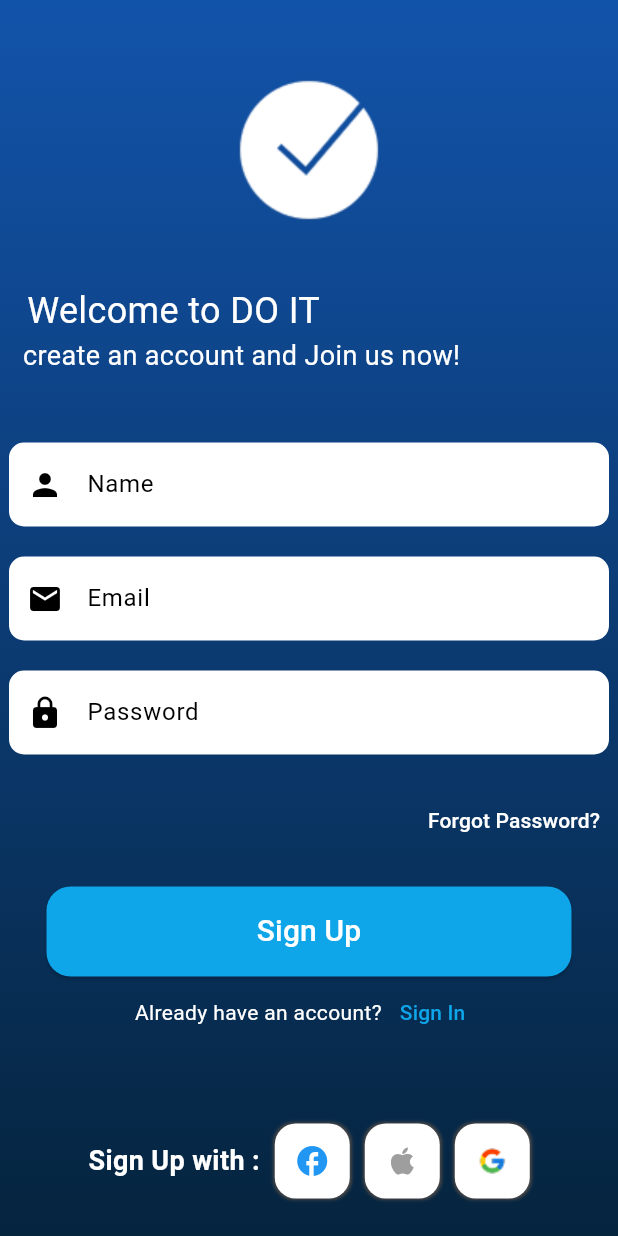
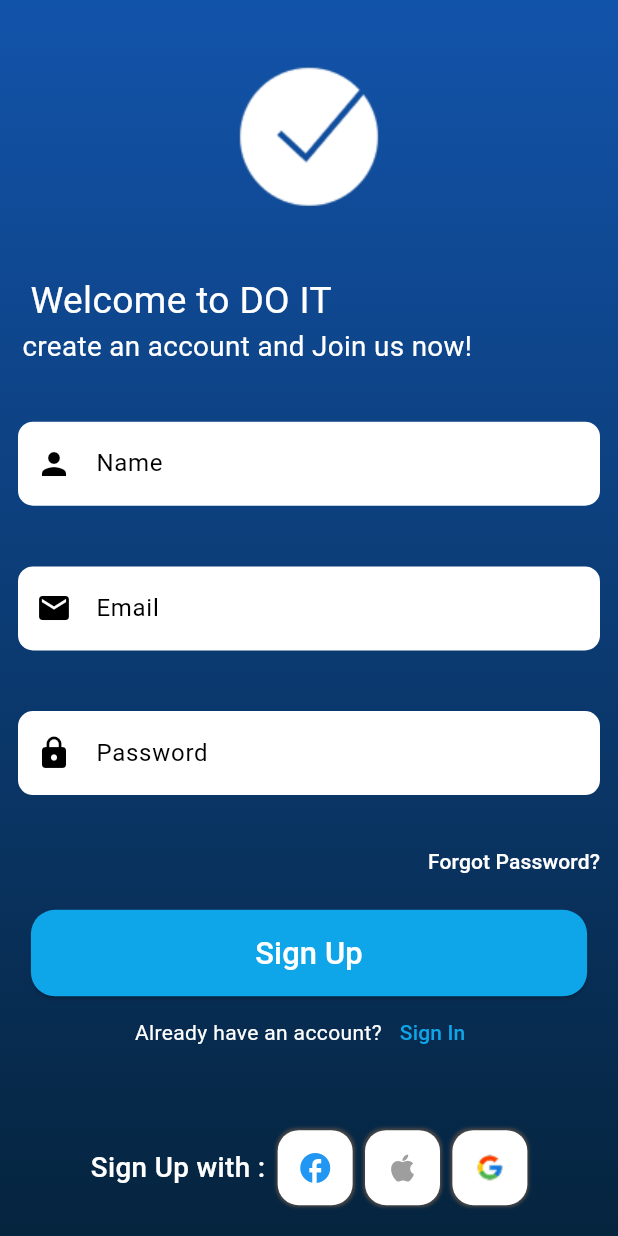
Before and after one commit to Adhamessam2/Todoapp, a Flutter app: the Loginscreen screen opened directly, after a tap on "Login", after a tap on "Sign Up", on a phone screen of 412 x 824 dp. Run offline on Flutter 3.47's test engine with Material 3 defaults, Android fonts, the phone set to English and light mode, and no system bars; our stand-ins replace firebase_core, smooth_page_indicator; accounts and stored records are empty.

Commit message:
adding responsive and adjustment in ui

```diff
--- a/lib/core/widegts/customform.dart
+++ b/lib/core/widegts/customform.dart
@@ -14,8 +14,11 @@ class Customtextformfield extends StatelessWidget {
   });
   @override
   Widget build(BuildContext context) {
-    return Container(
-      width: 400,
+    return Padding(
+      padding: const EdgeInsets.all(6.0),
+      child: Container(
+        margin: EdgeInsets.all(6),
+        width: 390,
         decoration: BoxDecoration(
           color: Colors.white,
           borderRadius: BorderRadius.circular(10),
@@ -33,6 +36,7 @@ class Customtextformfield extends StatelessWidget {
             ),
           ),
         ),
+      ),
     );
   }
 }
--- a/lib/features/auth/login/login.dart
+++ b/lib/features/auth/login/login.dart
@@ -18,6 +18,8 @@ class _LoginscreenState extends State<Loginscreen> {
 
   @override
   Widget build(BuildContext context) {
+    final screenSize = MediaQuery.of(context).size; // Get screen size
+
     return Scaffold(
       body: Container(
         width: double.infinity,
@@ -29,28 +31,39 @@ class _LoginscreenState extends State<Loginscreen> {
             end: Alignment.bottomCenter,
           ),
         ),
+        child: SafeArea(
+          child: SingleChildScrollView(
             child: Column(
               children: [
-            SizedBox(height: 50),
+                SizedBox(height: screenSize.height * 0.05),
                 Image.asset('assets/Checkmark.png'),
-            SizedBox(height: 40),
+                SizedBox(height: screenSize.height * 0.05),
+
+                // Welcome text
                 Padding(
-              padding: const EdgeInsets.only(right: 125),
+                  padding: EdgeInsets.only(right: screenSize.width * 0.2),
                   child: Column(
+                    crossAxisAlignment: CrossAxisAlignment.start,
                     children: [
                       Text(
                         ' Welcome Back to DO IT ',
-                    style: TextStyle(fontSize: 24, color: Colors.white),
+                        style: TextStyle(
+                          fontSize: screenSize.width * 0.06,
+                          color: Colors.white,
+                        ),
                       ),
                       Text(
-                    'Have an other productive day !',
-                    style: TextStyle(fontSize: 18, color: Colors.white),
+                        'Have another productive day!',
+                        style: TextStyle(
+                          fontSize: screenSize.width * 0.045,
+                          color: Colors.white,
+                        ),
                       ),
                     ],
                   ),
                 ),
-            SizedBox(height: 45),
 
+                SizedBox(height: screenSize.height * 0.03),
                 Form(
                   key: _formKey,
                   child: Column(
@@ -63,17 +76,13 @@ class _LoginscreenState extends State<Loginscreen> {
                           if (emailController.text.isEmpty) {
                             return 'Please enter your email';
                           }
-                      if (emailController.text.contains('@gmail.com') ==
-                          false) {
+                          if (!emailController.text.contains('@gmail.com')) {
                             return 'Please enter a valid email';
                           }
                           return null;
-                      // if( !RegExp(r'^[a-zA-Z0-9._%+-]+@[a-zA-Z0-9.-]+\.[a-zA-Z]{2,}$').hasMatch(value!)){
-                      //   return 'Please enter a valid email';
-                      // }
                         },
                       ),
-                  SizedBox(height: 20),
+                      SizedBox(height: screenSize.height * 0.02),
                       Customtextformfield(
                         label: 'Password',
                         icon: Icons.lock,
@@ -92,44 +101,50 @@ class _LoginscreenState extends State<Loginscreen> {
                   ),
                 ),
 
-            SizedBox(height: 20),
+                SizedBox(height: screenSize.height * 0.01),
                 Align(
                   alignment: Alignment.centerRight,
                   child: TextButton(
                     onPressed: () {},
-                child: Text(
+                    child: const Text(
                       'Forgot Password?',
                       style: TextStyle(color: Colors.white),
                     ),
                   ),
                 ),
-            SizedBox(height: 20),
+
+                SizedBox(height: screenSize.height * 0.02),
+
+                // Login button
                 ElevatedButton(
                   style: ElevatedButton.styleFrom(
                     backgroundColor: Appcolors.lightblue,
                     shape: RoundedRectangleBorder(
                       borderRadius: BorderRadius.circular(16),
                     ),
-                fixedSize: Size(350, 60),
+                    fixedSize: Size(
+                      screenSize.width * 0.9,
+                      screenSize.height * 0.07,
+                    ),
                   ),
                   onPressed: () {
                     if (_formKey.currentState!.validate()) {
-                  //  Navigator.pushReplacement(
-                  //   context,
-                  //   MaterialPageRoute(builder: (context) => homescreen()),
-                  // );
+                      // Navigate to home
                     }
                   },
                   child: Text(
                     'Login',
-                style: TextStyle(color: Colors.white, fontSize: 20),
+                    style: TextStyle(
+                      color: Colors.white,
+                      fontSize: screenSize.width * 0.05,
                     ),
                   ),
+                ),
+
                 Row(
                   mainAxisAlignment: MainAxisAlignment.center,
-
                   children: [
-                Text(
+                    const Text(
                       'Don’t have an account?',
                       style: TextStyle(color: Colors.white),
                     ),
@@ -137,7 +152,9 @@ class _LoginscreenState extends State<Loginscreen> {
                       onPressed: () {
                         Navigator.push(
                           context,
-                      MaterialPageRoute(builder: (context) => Signupscreen()),
+                          MaterialPageRoute(
+                            builder: (context) => const Signupscreen(),
+                          ),
                         );
                       },
                       child: Text(
@@ -147,7 +164,10 @@ class _LoginscreenState extends State<Loginscreen> {
                     ),
                   ],
                 ),
-            SizedBox(height: 50),
+
+                SizedBox(height: screenSize.height * 0.05),
+
+                // Social logins
                 Row(
                   mainAxisAlignment: MainAxisAlignment.center,
                   children: [
@@ -155,25 +175,25 @@ class _LoginscreenState extends State<Loginscreen> {
                       'Sign in with :',
                       style: TextStyle(
                         color: Colors.white,
-                    fontSize: 18,
-                    fontWeight: FontWeight.bold,
+                        fontSize: screenSize.width * 0.045,
+                        fontWeight: FontWeight.w500,
                       ),
                     ),
-                SizedBox(width: 10),
+                    SizedBox(width: screenSize.width * 0.02),
                     Customicons(
                       child: IconButton(
                         onPressed: () {},
-                    icon: Icon(Icons.facebook, color: Colors.blue),
+                        icon: const Icon(Icons.facebook, color: Colors.blue),
                       ),
                     ),
-                SizedBox(width: 10),
+                    SizedBox(width: screenSize.width * 0.02),
                     Customicons(
                       child: IconButton(
                         onPressed: () {},
-                    icon: Icon(Icons.apple, color: Colors.grey),
+                        icon: const Icon(Icons.apple, color: Colors.grey),
                       ),
                     ),
-                SizedBox(width: 10),
+                    SizedBox(width: screenSize.width * 0.02),
                     Customicons(
                       child: IconButton(
                         icon: Image.asset(
@@ -190,6 +210,8 @@ class _LoginscreenState extends State<Loginscreen> {
               ],
             ),
           ),
+        ),
+      ),
     );
   }
 }
--- a/lib/features/auth/signup/signup.dart
+++ b/lib/features/auth/signup/signup.dart
@@ -18,6 +18,8 @@ class _SignupscreenState extends State<Signupscreen> {
   GlobalKey<FormState> formkey = GlobalKey<FormState>();
   @override
   Widget build(BuildContext context) {
+    final screenSize = MediaQuery.of(context).size; // Get screen size
+
     return Scaffold(
       body: Container(
         width: double.infinity,
@@ -31,28 +33,34 @@ class _SignupscreenState extends State<Signupscreen> {
         ),
         child: Column(
           children: [
-            SizedBox(height: 50),
+            SizedBox(height: screenSize.height * 0.05),
             Image.asset('assets/Checkmark.png'),
-            SizedBox(height: 40),
+            SizedBox(height: screenSize.height * 0.05),
             Padding(
-              padding: const EdgeInsets.only(right: 90),
+              padding: EdgeInsets.only(right: screenSize.width * 0.2),
               child: Column(
                 children: [
                   Padding(
-                    padding: const EdgeInsets.only(right: 85),
+                    padding: EdgeInsets.only(right: screenSize.width * 0.2),
                     child: Text(
                       'Welcome to DO IT ',
-                      style: TextStyle(fontSize: 24, color: Colors.white),
+                      style: TextStyle(
+                        fontSize: screenSize.width * 0.06,
+                        color: Colors.white,
+                      ),
                     ),
                   ),
                   Text(
                     'create an account and Join us now!',
-                    style: TextStyle(fontSize: 18, color: Colors.white),
+                    style: TextStyle(
+                      fontSize: screenSize.width * 0.045,
+                      color: Colors.white,
+                    ),
                   ),
                 ],
               ),
             ),
-            SizedBox(height: 45),
+            SizedBox(height: screenSize.height * 0.03),
             Form(
               key: formkey,
               child: Column(
@@ -68,7 +76,7 @@ class _SignupscreenState extends State<Signupscreen> {
                       return null;
                     },
                   ),
-                  SizedBox(height: 20),
+                  SizedBox(height: screenSize.height * 0.02),
                   Customtextformfield(
                     label: 'Email',
                     icon: Icons.email,
@@ -84,7 +92,7 @@ class _SignupscreenState extends State<Signupscreen> {
                       return null;
                     },
                   ),
-                  SizedBox(height: 20),
+                  SizedBox(height: screenSize.height * 0.02),
                   Customtextformfield(
                     label: 'Password',
                     icon: Icons.lock,
@@ -103,7 +111,7 @@ class _SignupscreenState extends State<Signupscreen> {
               ),
             ),
 
-            SizedBox(height: 20),
+            SizedBox(height: screenSize.height * 0.01),
             Align(
               alignment: Alignment.centerRight,
               child: TextButton(
@@ -114,14 +122,17 @@ class _SignupscreenState extends State<Signupscreen> {
                 ),
               ),
             ),
-            SizedBox(height: 20),
+            SizedBox(height: screenSize.height * 0.01),
             ElevatedButton(
               style: ElevatedButton.styleFrom(
                 backgroundColor: Appcolors.lightblue,
                 shape: RoundedRectangleBorder(
                   borderRadius: BorderRadius.circular(16),
                 ),
-                fixedSize: Size(350, 60),
+                fixedSize: Size(
+                  screenSize.width * 0.9,
+                  screenSize.height * 0.07,
+                ),
               ),
               onPressed: () {
                 if (formkey.currentState!.validate()) {
@@ -133,7 +144,10 @@ class _SignupscreenState extends State<Signupscreen> {
               },
               child: Text(
                 'Sign Up',
-                style: TextStyle(color: Colors.white, fontSize: 20),
+                style: TextStyle(
+                  color: Colors.white,
+                  fontSize: screenSize.width * 0.05,
+                ),
               ),
             ),
             Row(
@@ -158,7 +172,7 @@ class _SignupscreenState extends State<Signupscreen> {
                 ),
               ],
             ),
-            SizedBox(height: 50),
+            SizedBox(height: screenSize.height * 0.05),
             Row(
               mainAxisAlignment: MainAxisAlignment.center,
               children: [
@@ -166,34 +180,34 @@ class _SignupscreenState extends State<Signupscreen> {
                   'Sign Up with :',
                   style: TextStyle(
                     color: Colors.white,
-                    fontSize: 18,
-                    fontWeight: FontWeight.bold,
+                    fontSize: screenSize.width * 0.045,
+                    fontWeight: FontWeight.w500,
                   ),
                 ),
-                SizedBox(width: 10),
+                SizedBox(width: screenSize.width * 0.02),
                 Customicons(
                   child: IconButton(
                     onPressed: () {},
                     icon: Icon(Icons.facebook, color: Colors.blue),
                   ),
                 ),
-                SizedBox(width: 10),
+                SizedBox(width: screenSize.width * 0.02),
                 Customicons(
                   child: IconButton(
                     onPressed: () {},
                     icon: Icon(Icons.apple, color: Colors.grey),
                   ),
                 ),
-                SizedBox(width: 10),
+                SizedBox(width: screenSize.width * 0.02),
                 Customicons(
                   child: IconButton(
                     icon: Image.asset(
                       'assets/Google.png',
-                      height: 30,
-                      width: 30,
+                      height: screenSize.width * 0.07,
+                      width: screenSize.width * 0.07,
                     ),
                     onPressed: () {},
-                    iconSize: 30,
+                    iconSize: screenSize.width * 0.07,
                   ),
                 ),
               ],
--- a/lib/features/splash_screen/splash.dart
+++ b/lib/features/splash_screen/splash.dart
@@ -1,6 +1,6 @@
 import 'package:flutter/material.dart';
 import 'package:todoapp/core/style_manegares/colors.dart';
-import 'package:todoapp/features/auth/onboarding_screen/startscreen1.dart';
+import 'package:todoapp/features/auth/onboarding_screen/pageview.dart';
 
 class Splashscreen extends StatefulWidget {
   const Splashscreen({super.key});
@@ -15,7 +15,7 @@ class _SplashscreenState extends State<Splashscreen> {
     Future.delayed(Duration(seconds: 2), () {
       Navigator.pushReplacement(
         context,
-        MaterialPageRoute(builder: (context) => Startscreen1()),
+        MaterialPageRoute(builder: (context) => Onboarding()),
       );
     });
     super.initState();
--- a/pubspec.yaml
+++ b/pubspec.yaml
@@ -37,6 +37,7 @@ dependencies:
   firebase_core: ^4.0.0
   flutter_bloc: ^9.1.1
   cloud_firestore: ^6.0.0
+  smooth_page_indicator: ^1.2.1
 
 dev_dependencies:
   flutter_test:
```
Also changed, not shown: lib/features/auth/onboarding_screen/Startscreen2.dart (+22 -22 lines), lib/features/auth/onboarding_screen/Startscreen3.dart (+22 -22 lines), lib/features/auth/onboarding_screen/Startscreen4.dart (+29 -15 lines), lib/features/auth/onboarding_screen/pageview.dart (added, +52 -0 lines), lib/features/auth/onboarding_screen/startscreen1.dart (+23 -25 lines), pubspec.lock. Lines whose indentation alone changed are shown as unchanged.
